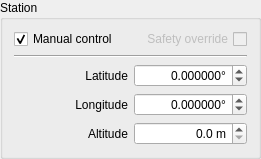
Before: the Qt Designer form widgets/qstation.ui in AMOS-uniba/amos-client, drawn with Qt 5.
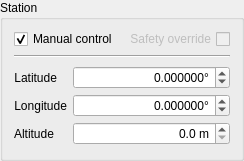
After: the same form once the commit is applied.

What changed in the file:
```diff
--- a/widgets/qstation.ui
+++ b/widgets/qstation.ui
@@ -6,8 +6,8 @@
    <rect>
     <x>0</x>
     <y>0</y>
-    <width>261</width>
-    <height>137</height>
+    <width>239</width>
+    <height>161</height>
    </rect>
   </property>
   <property name="sizePolicy">
@@ -26,41 +26,10 @@
    <property name="topMargin">
     <number>9</number>
    </property>
-   <item row="4" column="1">
-    <widget class="QDoubleSpinBox" name="dsb_altitude">
-     <property name="toolTip">
-      <string>altitude above mean sea level</string>
-     </property>
-     <property name="alignment">
-      <set>Qt::AlignRight|Qt::AlignTrailing|Qt::AlignVCenter</set>
-     </property>
-     <property name="showGroupSeparator" stdset="0">
-      <bool>true</bool>
-     </property>
-     <property name="suffix">
-      <string> m</string>
-     </property>
-     <property name="decimals">
-      <number>1</number>
-     </property>
-     <property name="minimum">
-      <double>0.000000000000000</double>
-     </property>
-     <property name="maximum">
-      <double>65535.000000000000000</double>
-     </property>
-     <property name="singleStep">
-      <double>0.100000000000000</double>
-     </property>
-    </widget>
-   </item>
-   <item row="2" column="0">
-    <widget class="QLabel" name="lx_lat">
-     <property name="text">
-      <string>Latitude</string>
-     </property>
-     <property name="alignment">
-      <set>Qt::AlignRight|Qt::AlignTrailing|Qt::AlignVCenter</set>
+   <item row="1" column="0" colspan="2">
+    <widget class="Line" name="line_up">
+     <property name="orientation">
+      <enum>Qt::Orientation::Horizontal</enum>
      </property>
     </widget>
    </item>
@@ -99,15 +68,66 @@
      </property>
     </widget>
    </item>
-   <item row="1" column="0" colspan="2">
-    <widget class="Line" name="line_up">
-     <property name="orientation">
-      <enum>Qt::Horizontal</enum>
+   <item row="2" column="0" colspan="2">
+    <widget class="QWidget" name="widget" native="true">
+     <layout class="QGridLayout" name="gridLayout_2">
+      <property name="leftMargin">
+       <number>0</number>
+      </property>
+      <property name="topMargin">
+       <number>0</number>
+      </property>
+      <property name="rightMargin">
+       <number>0</number>
+      </property>
+      <property name="bottomMargin">
+       <number>0</number>
+      </property>
+      <property name="verticalSpacing">
+       <number>3</number>
+      </property>
+      <item row="3" column="1" colspan="2">
+       <widget class="QDoubleSpinBox" name="dsb_altitude">
+        <property name="sizePolicy">
+         <sizepolicy hsizetype="Minimum" vsizetype="Fixed">
+          <horstretch>0</horstretch>
+          <verstretch>0</verstretch>
+         </sizepolicy>
+        </property>
+        <property name="toolTip">
+         <string>altitude above mean sea level</string>
+        </property>
+        <property name="alignment">
+         <set>Qt::AlignmentFlag::AlignRight|Qt::AlignmentFlag::AlignTrailing|Qt::AlignmentFlag::AlignVCenter</set>
+        </property>
+        <property name="showGroupSeparator" stdset="0">
+         <bool>true</bool>
+        </property>
+        <property name="suffix">
+         <string> m</string>
+        </property>
+        <property name="decimals">
+         <number>1</number>
+        </property>
+        <property name="minimum">
+         <double>0.000000000000000</double>
+        </property>
+        <property name="maximum">
+         <double>65535.000000000000000</double>
+        </property>
+        <property name="singleStep">
+         <double>0.100000000000000</double>
      </property>
     </widget>
    </item>
-   <item row="4" column="0">
+      <item row="3" column="0">
     <widget class="QLabel" name="lx_alt">
+        <property name="sizePolicy">
+         <sizepolicy hsizetype="Maximum" vsizetype="Preferred">
+          <horstretch>0</horstretch>
+          <verstretch>0</verstretch>
+         </sizepolicy>
+        </property>
      <property name="text">
       <string>Altitude</string>
      </property>
@@ -116,8 +136,14 @@
      </property>
     </widget>
    </item>
-   <item row="3" column="1">
+      <item row="2" column="1" colspan="2">
     <widget class="QDoubleSpinBox" name="dsb_longitude">
+        <property name="sizePolicy">
+         <sizepolicy hsizetype="Minimum" vsizetype="Fixed">
+          <horstretch>0</horstretch>
+          <verstretch>0</verstretch>
+         </sizepolicy>
+        </property>
      <property name="toolTip">
       <string>geographic longitude of the station</string>
      </property>
@@ -144,8 +170,46 @@
      </property>
     </widget>
    </item>
-   <item row="2" column="1">
+      <item row="2" column="0">
+       <widget class="QLabel" name="lx_lon">
+        <property name="sizePolicy">
+         <sizepolicy hsizetype="Maximum" vsizetype="Preferred">
+          <horstretch>0</horstretch>
+          <verstretch>0</verstretch>
+         </sizepolicy>
+        </property>
+        <property name="text">
+         <string>Longitude</string>
+        </property>
+        <property name="alignment">
+         <set>Qt::AlignmentFlag::AlignRight|Qt::AlignmentFlag::AlignTrailing|Qt::AlignmentFlag::AlignVCenter</set>
+        </property>
+       </widget>
+      </item>
+      <item row="1" column="0">
+       <widget class="QLabel" name="lx_lat">
+        <property name="sizePolicy">
+         <sizepolicy hsizetype="Maximum" vsizetype="Preferred">
+          <horstretch>0</horstretch>
+          <verstretch>0</verstretch>
+         </sizepolicy>
+        </property>
+        <property name="text">
+         <string>Latitude</string>
+        </property>
+        <property name="alignment">
+         <set>Qt::AlignmentFlag::AlignRight|Qt::AlignmentFlag::AlignTrailing|Qt::AlignmentFlag::AlignVCenter</set>
+        </property>
+       </widget>
+      </item>
+      <item row="1" column="1" colspan="2">
     <widget class="QDoubleSpinBox" name="dsb_latitude">
+        <property name="sizePolicy">
+         <sizepolicy hsizetype="Minimum" vsizetype="Fixed">
+          <horstretch>0</horstretch>
+          <verstretch>0</verstretch>
+         </sizepolicy>
+        </property>
      <property name="toolTip">
       <string>geographic latitude of the station</string>
      </property>
@@ -172,14 +236,7 @@
      </property>
     </widget>
    </item>
-   <item row="3" column="0">
-    <widget class="QLabel" name="lx_lon">
-     <property name="text">
-      <string>Longitude</string>
-     </property>
-     <property name="alignment">
-      <set>Qt::AlignRight|Qt::AlignTrailing|Qt::AlignVCenter</set>
-     </property>
+     </layout>
     </widget>
    </item>
   </layout>
```
Left out of the diff: 11 changed lines with no effect on the pictures. Lines whose indentation alone changed are shown as unchanged.
